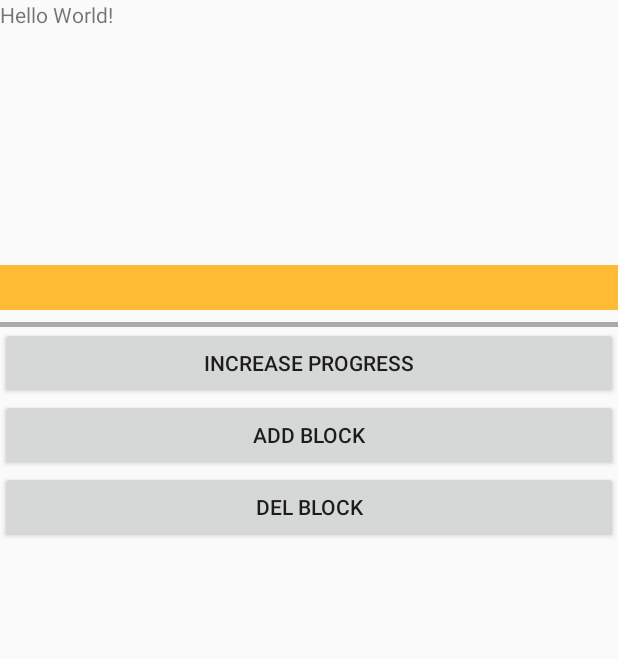
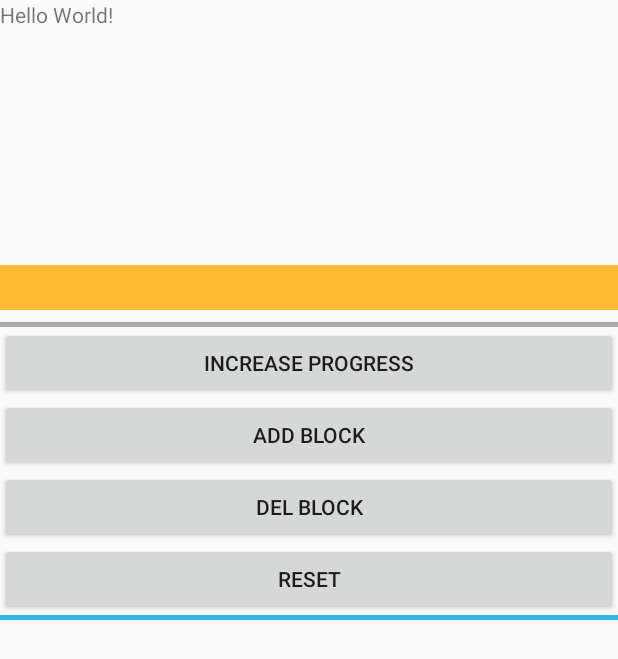
Before and after one commit to sparks345/section_progress, an Android app: the screen it shows after launch (MainActivity), on a phone screen of 412 x 824 dp. Shown: the top 659 px of the screen. Run offline under Robolectric (Android 15) with nearby library versions, the phone set to English and light mode, and no system bars.

Commit message:
+ add reset interface. + StepSeekBar in Plan.

```diff
--- a/app/src/main/java/com/tencent/jinjingcao/section_progress/MainActivity.java
+++ b/app/src/main/java/com/tencent/jinjingcao/section_progress/MainActivity.java
@@ -13,6 +13,7 @@ public class MainActivity extends Activity implements OnClickListener {
     private Button btnIncreaseProgress;
     private Button btnAddBlock;
     private Button btnDelBlock;
+    private Button btnReset;
 
     private void assignViews() {
         secBar = (SectionProgressBar) findViewById(R.id.sec_bar);
@@ -21,10 +22,12 @@ public class MainActivity extends Activity implements OnClickListener {
         btnIncreaseProgress = (Button) findViewById(R.id.btnIncreaseProgress);
         btnAddBlock = (Button) findViewById(R.id.btnAddBlock);
         btnDelBlock = (Button) findViewById(R.id.btnDelBlock);
+        btnReset = (Button) findViewById(R.id.btnReset);
 
         btnIncreaseProgress.setOnClickListener(this);
         btnAddBlock.setOnClickListener(this);
         btnDelBlock.setOnClickListener(this);
+        btnReset.setOnClickListener(this);
     }
 
     @Override
@@ -64,6 +67,10 @@ public class MainActivity extends Activity implements OnClickListener {
                     secBar2.backDelSection();
                 }
                 break;
+            case R.id.btnReset:
+                secBar.reset();
+                secBar2.reset();
+                break;
         }
     }
 }
--- /dev/null
+++ b/app/src/main/java/com/tencent/jinjingcao/section_progress/StepSeekBar.java
@@ -0,0 +1,19 @@
+package com.tencent.jinjingcao.section_progress;
+
+import android.content.Context;
+import android.support.annotation.Nullable;
+import android.util.AttributeSet;
+
+/**
+ * Created by jinjingcao on 2017/10/23.
+ */
+
+public class StepSeekBar extends SectionProgressBar {
+    public StepSeekBar(Context context) {
+        super(context);
+    }
+
+    public StepSeekBar(Context context, @Nullable AttributeSet attrs) {
+        super(context, attrs);
+    }
+}
--- a/app/src/main/res/layout/activity_main.xml
+++ b/app/src/main/res/layout/activity_main.xml
@@ -69,9 +69,9 @@
         android:paddingRight="20dp"
         app:progress_bar_color="@color/colorAccent"
         app:progress_bar_height="9dp"
+        app:section_anim_blink_color="#FF770000"
         app:section_anim_on_selection="true"
         app:split_block_color="@color/colorPrimary"
-        app:section_anim_blink_color="#FF770000"
         app:split_block_height="13dp"
         app:split_block_width="7dp"/>
 
@@ -104,4 +104,16 @@
         android:layout_height="wrap_content"
         android:text="Del Block"/>
 
+    <Button
+        android:id="@+id/btnReset"
+        android:layout_width="match_parent"
+        android:layout_height="wrap_content"
+        android:text="Reset"/>
+
+    <com.tencent.jinjingcao.section_progress.StepSeekBar
+        android:layout_width="match_parent"
+        android:layout_height="3dp"
+
+        android:background="@android:color/holo_blue_light"/>
+
 </LinearLayout>
```
Also changed, not shown: app/src/main/java/com/tencent/jinjingcao/section_progress/SectionProgressBar.java (+10 -0 lines), app/src/main/res/values/attrs.xml (+12 -0 lines).
